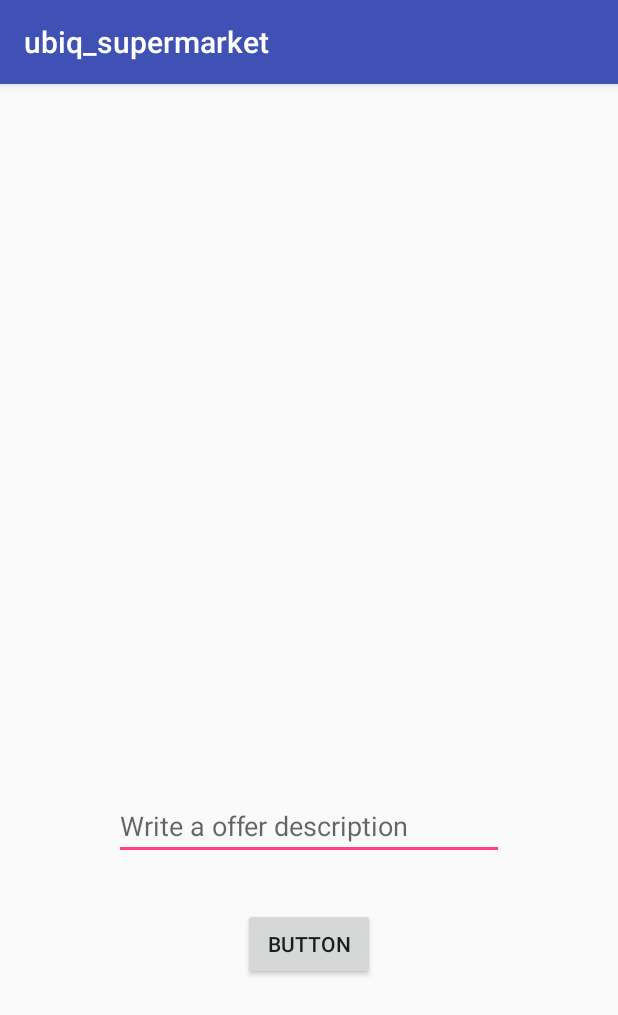
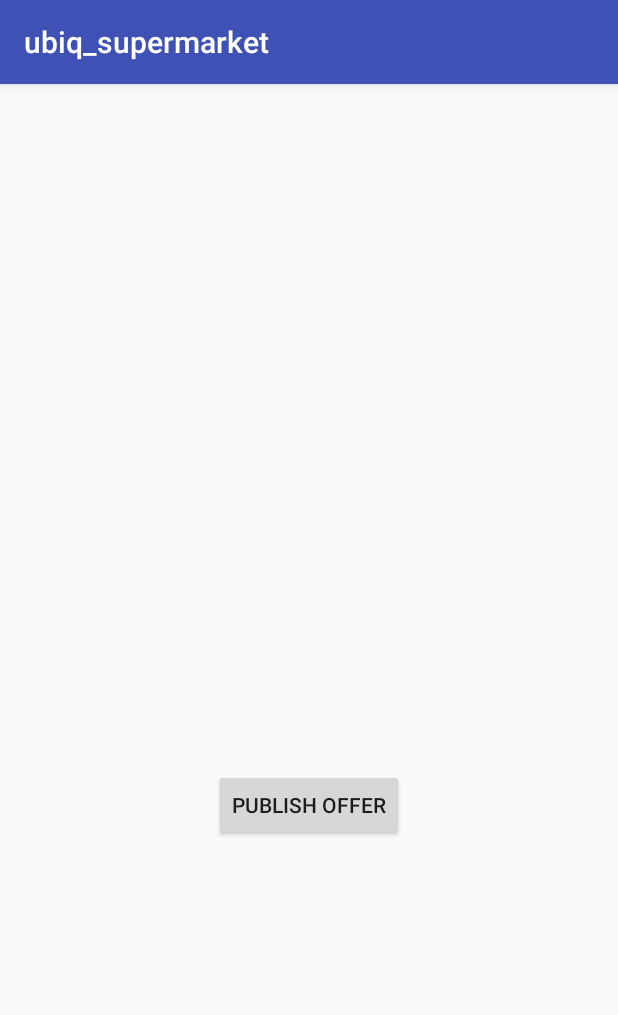
Before and after one commit to dn0912/ubiq-supermarket-app, an Android app: the screen it shows after launch (MainActivity), on a phone screen of 412 x 824 dp. Shown: the top 1015 px of the screen. Run offline under Robolectric (Android 15) with nearby library versions, the phone set to English and light mode, and no system bars.

Commit message:
dialog producer app

```diff
--- a/app/src/main/java/com/example/dnguyen/ubiq_supermarket/MainActivity.java
+++ b/app/src/main/java/com/example/dnguyen/ubiq_supermarket/MainActivity.java
@@ -1,13 +1,54 @@
 package com.example.dnguyen.ubiq_supermarket;
 
+import android.content.DialogInterface;
+import android.support.v7.app.AlertDialog;
 import android.support.v7.app.AppCompatActivity;
 import android.os.Bundle;
+import android.util.Log;
+import android.view.View;
+import android.widget.Button;
+import android.widget.EditText;
+import android.widget.TextView;
 
 public class MainActivity extends AppCompatActivity {
+
+    Button mPublish;
+    String[] listItems;
 
     @Override
     protected void onCreate(Bundle savedInstanceState) {
         super.onCreate(savedInstanceState);
         setContentView(R.layout.activity_main);
+
+        mPublish = findViewById(R.id.btnPublish);
+        listItems = getResources().getStringArray(R.array.publish_item);
+
+        mPublish.setOnClickListener(new View.OnClickListener() {
+            @Override
+            public void onClick(View view) {
+                AlertDialog.Builder mBuilder = new AlertDialog.Builder(MainActivity.this);
+                mBuilder.setTitle("Items available");
+                mBuilder.setSingleChoiceItems(listItems, -1, new DialogInterface.OnClickListener(){
+                    @Override
+                    public void onClick(DialogInterface dialogInterface, int position){
+
+                    }
+                });
+                //final EditText offerText = new EditText(MainActivity.this);
+                //mBuilder.setView(offerText);
+                mBuilder.setCancelable(false);
+                mBuilder.setPositiveButton("Publish offer", new DialogInterface.OnClickListener() {
+                    public void onClick(DialogInterface dialogInterface, int i) {
+
+                    }
+                });
+                mBuilder.setNegativeButton("Back", new DialogInterface.OnClickListener() {
+                    @Override
+                    public void onClick(DialogInterface dialogInterface, int i) {
+                        dialogInterface.dismiss();
+                    }
+                });
+            }
+        });
     }
 }
--- a/app/src/main/res/layout/activity_main.xml
+++ b/app/src/main/res/layout/activity_main.xml
@@ -7,34 +7,28 @@
     tools:context="com.example.dnguyen.ubiq_supermarket.MainActivity">
 
     <Button
-        android:id="@+id/button"
+        android:id="@+id/btnPublish"
         android:layout_width="wrap_content"
         android:layout_height="wrap_content"
         android:layout_marginBottom="8dp"
         android:layout_marginEnd="8dp"
         android:layout_marginStart="8dp"
         android:layout_marginTop="8dp"
-        android:text="Button"
+        android:text="Publish offer"
         app:layout_constraintBottom_toBottomOf="parent"
         app:layout_constraintEnd_toEndOf="parent"
         app:layout_constraintStart_toStartOf="parent"
         app:layout_constraintTop_toTopOf="parent"
-        app:layout_constraintVertical_bias="0.769" />
+        app:layout_constraintVertical_bias="0.637" />
 
-    <EditText
-        android:id="@+id/message"
-        android:layout_width="260dp"
-        android:layout_height="wrap_content"
-        android:layout_marginBottom="8dp"
+    <ListView
+        android:id="@+id/listView"
+        android:layout_width="368dp"
+        android:layout_height="268dp"
         android:layout_marginEnd="8dp"
         android:layout_marginStart="8dp"
         android:layout_marginTop="8dp"
-        android:hint="Write a offer description"
-        android:inputType="textCapSentences|textAutoCorrect"
-        app:layout_constraintBottom_toTopOf="@+id/button"
         app:layout_constraintEnd_toEndOf="parent"
-        app:layout_constraintHorizontal_bias="0.502"
         app:layout_constraintStart_toStartOf="parent"
-        app:layout_constraintTop_toTopOf="parent"
-        app:layout_constraintVertical_bias="0.951" />
+        app:layout_constraintTop_toTopOf="parent" />
 </android.support.constraint.ConstraintLayout>
--- a/app/src/main/res/values/strings.xml
+++ b/app/src/main/res/values/strings.xml
@@ -1,3 +1,8 @@
 <resources>
     <string name="app_name">ubiq_supermarket</string>
+    <string-array name="publish_item">
+        <item>Test1</item>
+        <item>Test2</item>
+        <item>Test3</item>
+    </string-array>
 </resources>
```
Also changed, not shown: app/src/main/java/com/example/dnguyen/ubiq_supermarket/Product.java (added, +31 -0 lines), app/libs/amqp-client-4.2.2.jar (added).
